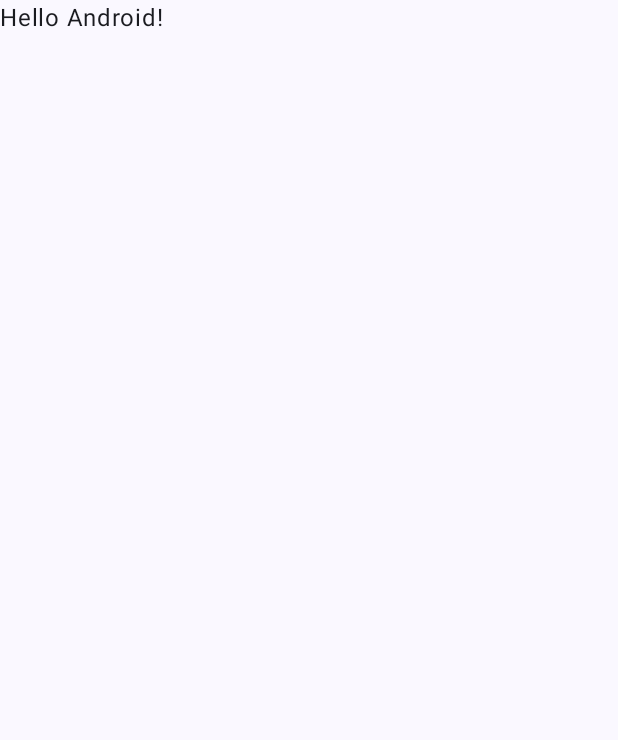
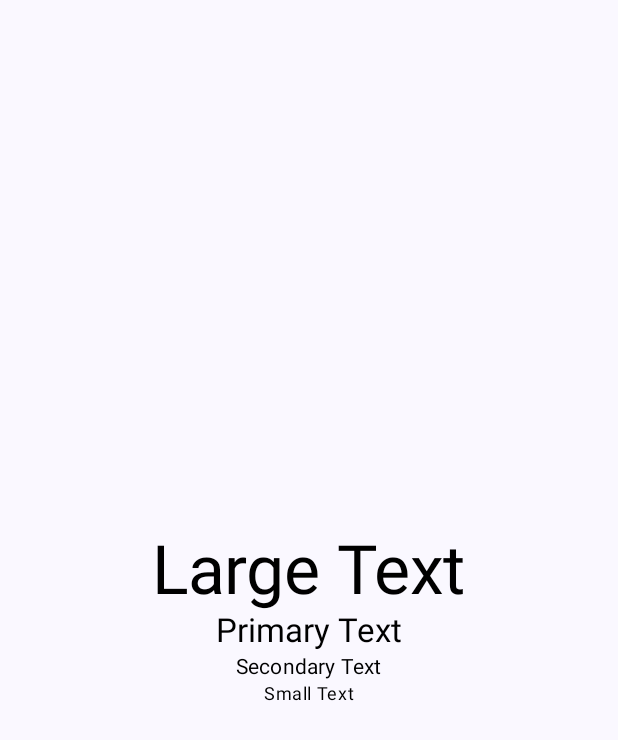
Before and after one commit to TimofeyMaryin/text-lib, an Android app built with Jetpack Compose: the screen it shows after launch (MainActivity), on a phone screen of 412 x 824 dp. Before the commit the part shown is almost empty. Shown: the top 740 px of the screen. Run offline under Robolectric (Android 15) with nearby library versions, the phone set to English and light mode, and no system bars.

Commit message:
Change Troubleshoot

```diff
--- a/app/build.gradle.kts
+++ b/app/build.gradle.kts
@@ -66,4 +66,6 @@ dependencies {
     androidTestImplementation("androidx.compose.ui:ui-test-junit4")
     debugImplementation("androidx.compose.ui:ui-tooling")
     debugImplementation("androidx.compose.ui:ui-test-manifest")
+
+    implementation(project(":text-application"))
 }
--- a/app/src/main/AndroidManifest.xml
+++ b/app/src/main/AndroidManifest.xml
@@ -4,8 +4,6 @@
 
     <application
         android:allowBackup="true"
-        android:dataExtractionRules="@xml/data_extraction_rules"
-        android:fullBackupContent="@xml/backup_rules"
         android:icon="@mipmap/ic_launcher"
         android:label="@string/app_name"
         android:roundIcon="@mipmap/ic_launcher_round"
--- a/app/src/main/java/custom/lib/textlib/MainActivity.kt
+++ b/app/src/main/java/custom/lib/textlib/MainActivity.kt
@@ -3,13 +3,21 @@ package custom.lib.textlib
 import android.os.Bundle
 import androidx.activity.ComponentActivity
 import androidx.activity.compose.setContent
+import androidx.compose.foundation.layout.Arrangement
+import androidx.compose.foundation.layout.Column
 import androidx.compose.foundation.layout.fillMaxSize
 import androidx.compose.material3.MaterialTheme
 import androidx.compose.material3.Surface
 import androidx.compose.material3.Text
 import androidx.compose.runtime.Composable
+import androidx.compose.ui.Alignment
 import androidx.compose.ui.Modifier
+import androidx.compose.ui.graphics.Color
 import androidx.compose.ui.tooling.preview.Preview
+import custom.lib.text_application.LargeText
+import custom.lib.text_application.PrimaryText
+import custom.lib.text_application.SecondaryText
+import custom.lib.text_application.SmallText
 import custom.lib.textlib.ui.theme.TextLibTheme
 
 class MainActivity : ComponentActivity() {
@@ -22,25 +30,18 @@ class MainActivity : ComponentActivity() {
                     modifier = Modifier.fillMaxSize(),
                     color = MaterialTheme.colorScheme.background
                 ) {
-                    Greeting("Android")
+                    Column(
+                        modifier = Modifier.fillMaxSize(),
+                        horizontalAlignment = Alignment.CenterHorizontally,
+                        verticalArrangement = Arrangement.Center
+                    ) {
+                        LargeText(value = "Large Text", color = Color.Black)
+                        PrimaryText(value = "Primary Text", color = Color.Black)
+                        SecondaryText(value = "Secondary Text", color = Color.Black)
+                        SmallText(value = "Small Text", color = Color.Black)
+                    }
                 }
             }
         }
     }
 }
-
-@Composable
-fun Greeting(name: String, modifier: Modifier = Modifier) {
-    Text(
-        text = "Hello $name!",
-        modifier = modifier
-    )
-}
-
-@Preview(showBackground = true)
-@Composable
-fun GreetingPreview() {
-    TextLibTheme {
-        Greeting("Android")
-    }
-}
--- a/text-application/src/main/java/custom/lib/text_application/Text.kt
+++ b/text-application/src/main/java/custom/lib/text_application/Text.kt
@@ -27,6 +27,27 @@ fun PrimaryText(
         color = color,
 
         style = MaterialTheme.typography.titleLarge,
+    )
+}
+
+@Composable
+fun LargeText(
+    value: String,
+    color: Color,
+    modifier: Modifier = Modifier,
+    textAlign: TextAlign = TextAlign.Start,
+    fontWeight: FontWeight = FontWeight.Normal,
+    maxLines: Int = Int.MAX_VALUE,
+) {
+    Constructor(
+        value = value,
+        modifier = modifier,
+        textAlign = textAlign,
+        fontWeight = fontWeight,
+        maxLines = maxLines,
+        color = color,
+
+        style = MaterialTheme.typography.displayMedium,
     )
 }
 
```
